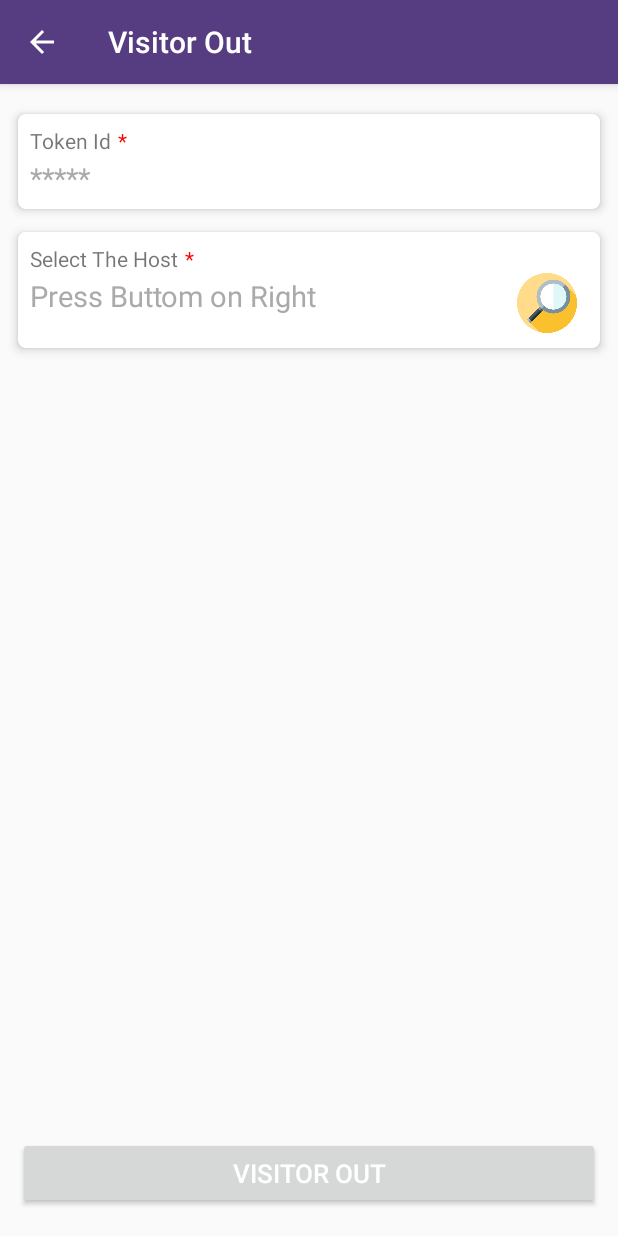
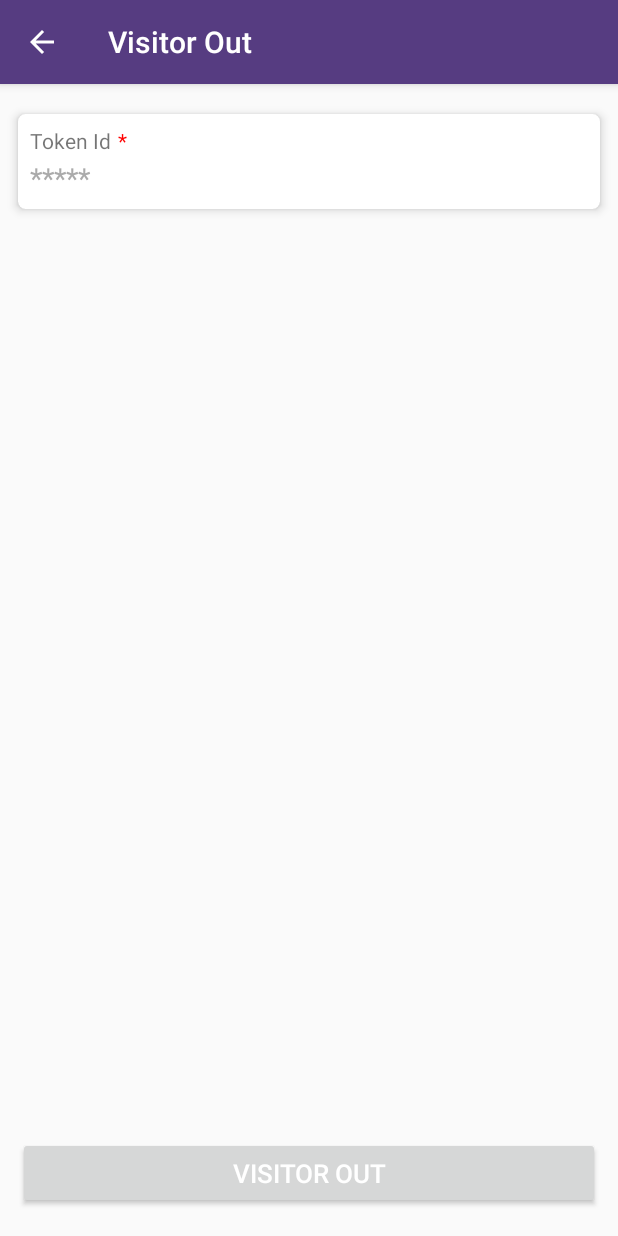
Before and after one commit to Manish7770/Entry-Management-Software, an Android app: the VisitorOut screen opened directly, with no data from a screen before it, on a phone screen of 412 x 824 dp. Run offline under Robolectric (Android 15) with nearby library versions, the phone set to English and light mode, and no system bars; our stand-ins replace Firebase (no records; nobody signed in at launch, a user with empty details on screens opened directly); libraries missing offline, so code that uses them is left out: info.hoang8f.widget; plain views replace FButton; 2 statements that could not run were skipped.

Commit message:
Added Host Available feature to the application

```diff
--- a/app/src/main/java/com/example/visitormanagement/ViewHolder/HostViewHolder.java
+++ b/app/src/main/java/com/example/visitormanagement/ViewHolder/HostViewHolder.java
@@ -9,7 +9,7 @@ import com.example.visitormanagement.R;
 
 public class HostViewHolder extends RecyclerView.ViewHolder implements View.OnClickListener{
 
-    public TextView name,phone,email,address;
+    public TextView name,phone,email,address,available;
     private ItemClickListener itemClickListener;
 
     public HostViewHolder(View itemView) {
@@ -19,6 +19,7 @@ public class HostViewHolder extends RecyclerView.ViewHolder implements View.OnCl
         phone=(TextView) itemView.findViewById(R.id.contact);
         email=(TextView) itemView.findViewById(R.id.emailid);
         address=(TextView) itemView.findViewById(R.id.address2);
+        available=(TextView) itemView.findViewById(R.id.available);
 
         itemView.setOnClickListener(this);
     }
--- a/app/src/main/java/com/example/visitormanagement/VisitorOut.java
+++ b/app/src/main/java/com/example/visitormanagement/VisitorOut.java
@@ -29,17 +29,17 @@ import java.util.List;
 
 import info.hoang8f.widget.FButton;
 
+import static com.example.visitormanagement.VisitorIn.md5;
+
 public class VisitorOut extends AppCompatActivity {
 
     FirebaseDatabase database;
     DatabaseReference host,emailprovider;
 
     public EditText tokenId;
-    public TextView hostname;
-    public ImageView search;
     public FButton visitoutbutton;
 
-    private String tokennumber,hostname2;
+    private String tokennumber;
 
     ProgressDialog mdialog;
 
@@ -54,32 +54,14 @@ public class VisitorOut extends AppCompatActivity {
         getSupportActionBar().setDisplayHomeAsUpEnabled(true);
 
         tokenId=findViewById(R.id.token);
-        hostname=findViewById(R.id.hostname);
-        search=findViewById(R.id.search);
         visitoutbutton=findViewById(R.id.visitoroutbutton);
 
         tokennumber=CommonData.visitordetails.getToken();
-        hostname2=CommonData.selectedhost.getName();
         tokenId.setText(tokennumber);
-        hostname.setText(hostname2);
 
         database = FirebaseDatabase.getInstance();
         host = database.getReference("Hosts");
         emailprovider=database.getReference("Mail-Provider");
-
-        search.setOnClickListener(new View.OnClickListener() {
-            @Override
-            public void onClick(View v) {
-                tokennumber=tokenId.getText().toString();
-
-                if ((!(tokennumber.isEmpty())) && (!(tokennumber.equals("")))) {
-                    CommonData.visitordetails.setToken(tokennumber);
-                }
-
-                Intent intent = new Intent(VisitorOut.this, SelectHost.class);
-                startActivity(intent);
-            }
-        });
 
         mdialog = new ProgressDialog(VisitorOut.this);
         mdialog.setMessage("Please Wait...");
@@ -91,30 +73,36 @@ public class VisitorOut extends AppCompatActivity {
                 mdialog.show();
                 mdialog.setCanceledOnTouchOutside(false);
                 if ((!(tokenId.getText().toString().isEmpty())) && (!(tokenId.getText().toString().equals("")))) {
-                    if ((!(hostname.getText().toString().isEmpty())) && (!(hostname.getText().toString().equals("")))) {
                         tokennumber=tokenId.getText().toString();
-                        hostname2=hostname.getText().toString();
-                        final String md5email= md5(CommonData.selectedhost.getEmail());
+
+
                         final int[] found = {0};
                         final long[] checkintime = new long[1];
-                        host.child(md5email).addListenerForSingleValueEvent(new ValueEventListener() {
+                        host.addListenerForSingleValueEvent(new ValueEventListener() {
                             @Override
                             public void onDataChange(@NonNull DataSnapshot dataSnapshot) {
-                                    for(DataSnapshot snapshot1:dataSnapshot.child("Visitors").getChildren())
-                                    {
-                                        String usedtoken=snapshot1.child("token").getValue().toString();
-                                        if(usedtoken.equals(tokennumber))
-                                        {
+                                for(DataSnapshot snapshot:dataSnapshot.getChildren()) {
+                                    for (DataSnapshot snapshot1 : snapshot.child("Visitors").getChildren()) {
+                                        String usedtoken = snapshot1.child("token").getValue().toString();
+                                        if (usedtoken.equals(tokennumber)) {
                                             CommonData.visitordetails.setName(snapshot1.child("name").getValue().toString());
                                             CommonData.visitordetails.setPhone(snapshot1.child("phone").getValue().toString());
                                             CommonData.visitordetails.setEmail(snapshot1.child("email").getValue().toString());
-                                            checkintime[0] =Long.parseLong(snapshot1.getKey());
-                                            found[0]=1;
+                                            checkintime[0] = Long.parseLong(snapshot1.getKey());
+                                            CommonData.selectedhost.setName(snapshot.child("name").getValue().toString());
+                                            CommonData.selectedhost.setEmail(snapshot.child("email").getValue().toString());
+                                            CommonData.selectedhost.setAddress(snapshot.child("address").getValue().toString());
+                                            CommonData.selectedhost.setPhone(snapshot.child("phone").getValue().toString());
+
+                                            found[0] = 1;
+                                            break;
                                         }
                                     }
-
+                                }
+                                final String md5email;
                                 if(found[0]==1)
                                 {
+                                    md5email = md5(CommonData.selectedhost.getEmail());
                                     mdialog.dismiss();
                                     final long currentTime=System.currentTimeMillis();
                                     final String checkoutdate=CommonData.getDate(currentTime);
@@ -174,11 +162,6 @@ public class VisitorOut extends AppCompatActivity {
 
                             }
                         });
-
-                    } else {
-                        mdialog.dismiss();
-                        Toast.makeText(VisitorOut.this, "Select your Host", Toast.LENGTH_LONG).show();
-                    }
                 } else {
                     mdialog.dismiss();
                     Toast.makeText(VisitorOut.this, "Enter the Token Number", Toast.LENGTH_LONG).show();
--- a/app/src/main/res/layout/activity_visitorout.xml
+++ b/app/src/main/res/layout/activity_visitorout.xml
@@ -71,80 +71,6 @@
         </LinearLayout>
     </androidx.cardview.widget.CardView>
 
-    <androidx.cardview.widget.CardView
-        android:layout_below="@id/card1"
-        android:layout_width="match_parent"
-        android:layout_height="wrap_content"
-        android:layout_marginTop="15dp"
-        android:layout_marginStart="12dp"
-        android:layout_marginEnd="12dp"
-        android:id="@+id/card4"
-        app:cardCornerRadius="5dp"
-        app:cardElevation="4dp">
-
-        <LinearLayout
-            android:layout_width="match_parent"
-            android:layout_height="wrap_content"
-            android:orientation="vertical">
-
-            <LinearLayout
-                android:layout_width="wrap_content"
-                android:layout_height="wrap_content"
-                android:orientation="horizontal">
-
-                <TextView
-                    android:layout_marginTop="8dp"
-                    android:layout_marginStart="8dp"
-                    android:layout_width="match_parent"
-                    android:layout_height="wrap_content"
-                    android:text="Select The Host "
-                    android:layout_marginLeft="8dp" />
-
-                <TextView
-                    android:layout_marginTop="8dp"
-                    android:layout_marginStart="1dp"
-                    android:layout_width="match_parent"
-                    android:layout_height="wrap_content"
-                    android:text="*"
-                    android:textColor="@color/red" />
-
-            </LinearLayout>
-
-            <RelativeLayout
-                android:layout_width="match_parent"
-                android:orientation="horizontal"
-                android:layout_height="wrap_content">
-
-                <TextView
-                    android:id="@+id/hostname"
-                    android:layout_marginTop="2dp"
-                    android:layout_marginBottom="8dp"
-                    android:layout_marginStart="8dp"
-                    android:layout_width="wrap_content"
-                    android:layout_height="wrap_content"
-                    android:hint="Press Buttom on Right"
-                    android:textColorHint="@android:color/darker_gray"
-                    android:background="@android:color/transparent"
-                    android:textColor="@android:color/background_dark"
-                    android:textSize="19sp"
-                    android:layout_marginLeft="8dp" />
-
-                <ImageView
-                    android:id="@+id/search"
-                    android:layout_width="40dp"
-                    android:layout_marginEnd="15dp"
-                    android:layout_marginBottom="10dp"
-                    android:layout_alignParentEnd="true"
-                    android:layout_height="40dp"
-                    app:backgroundTint="@color/AquaSqueeze"
-                    app:srcCompat="@drawable/magnifier"
-                    tools:ignore="VectorDrawableCompat" />
-
-            </RelativeLayout>
-
-        </LinearLayout>
-    </androidx.cardview.widget.CardView>
-
     <info.hoang8f.widget.FButton
         android:id="@+id/visitoroutbutton"
         android:layout_width="match_parent"
--- a/app/src/main/res/values/colors.xml
+++ b/app/src/main/res/values/colors.xml
@@ -15,4 +15,6 @@
     <color name="black2">#0e0d0e</color>
     <color name="bg1">#A6A6A6</color>
     <color name="red">#FF0000</color>
+
+    <color name="green">#90ee90</color>
 </resources>
```
Also changed, not shown: app/src/main/java/com/example/visitormanagement/Model/HostModel.java (+16 -0 lines), app/src/main/java/com/example/visitormanagement/RecyclerViewAdapter/HostViewAdapter.java (+19 -1 lines), app/src/main/java/com/example/visitormanagement/SelectHost.java (+32 -1 lines), app/src/main/res/layout/cardviewhost.xml (+13 -0 lines).
